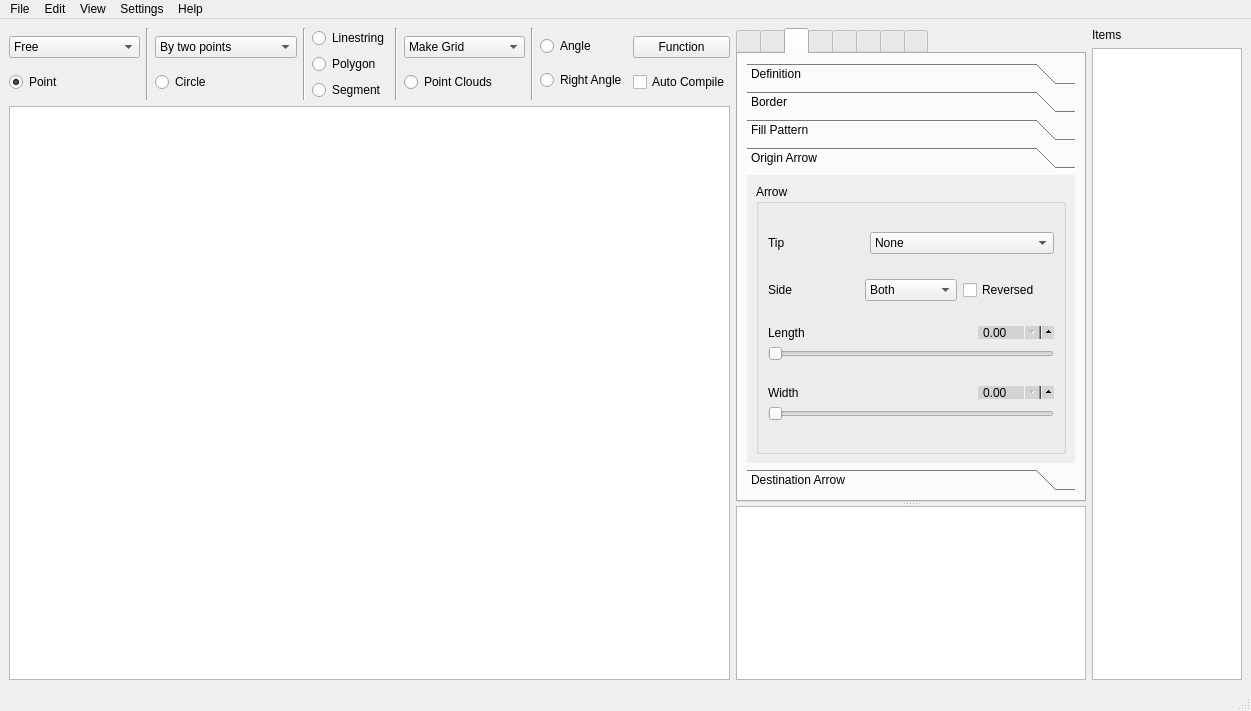
First picture: the form in main.ui, repository csekri/tkzgeom, before the edit.
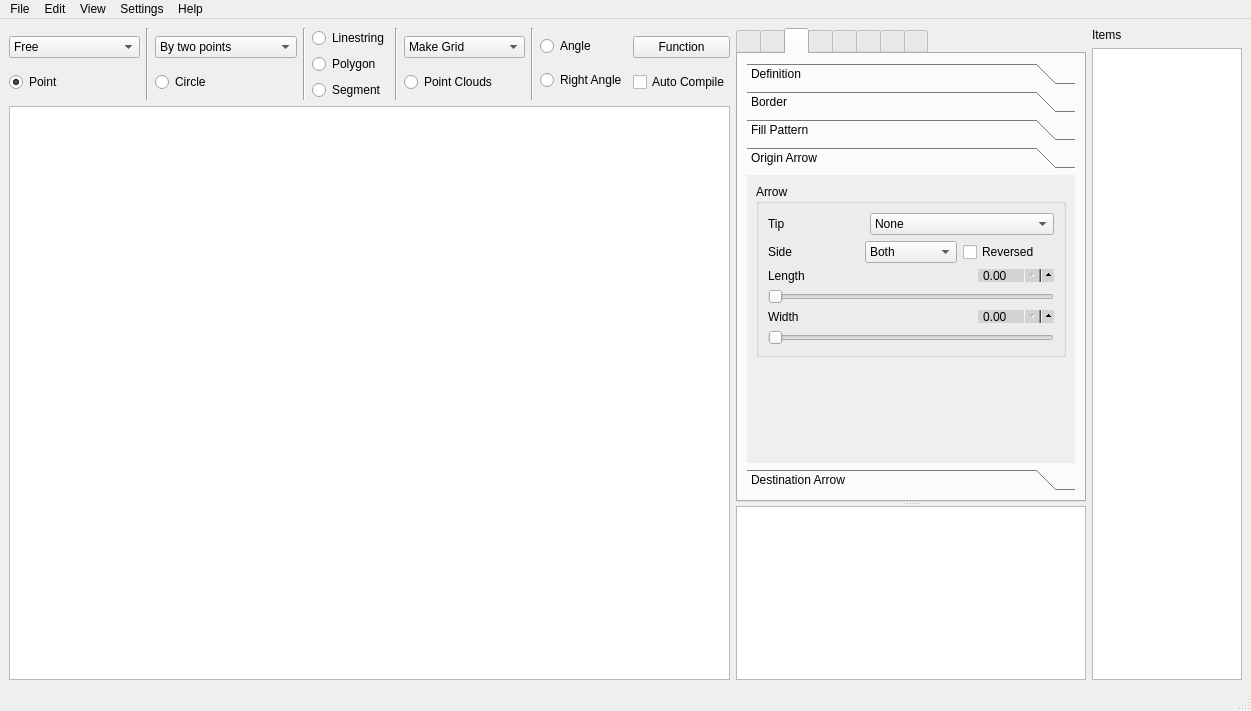
Second picture: the form after the edit. The open tabs and pages were chosen to show the change. Icons and pictures are not drawn.

Diff of the .ui file:
```diff
--- a/main.ui
+++ b/main.ui
@@ -5476,8 +5476,8 @@
                <rect>
                 <x>0</x>
                 <y>0</y>
-                <width>223</width>
-                <height>203</height>
+                <width>326</width>
+                <height>272</height>
                </rect>
               </property>
               <attribute name="label">
@@ -5896,6 +5896,19 @@
                  </layout>
                 </widget>
                </item>
+               <item>
+                <spacer name="verticalSpacer_15">
+                 <property name="orientation">
+                  <enum>Qt::Vertical</enum>
+                 </property>
+                 <property name="sizeHint" stdset="0">
+                  <size>
+                   <width>20</width>
+                   <height>40</height>
+                  </size>
+                 </property>
+                </spacer>
+               </item>
               </layout>
              </widget>
              <widget class="QWidget" name="page_14">
```
Left out of the diff: 43 changed lines with no effect on the pictures.
